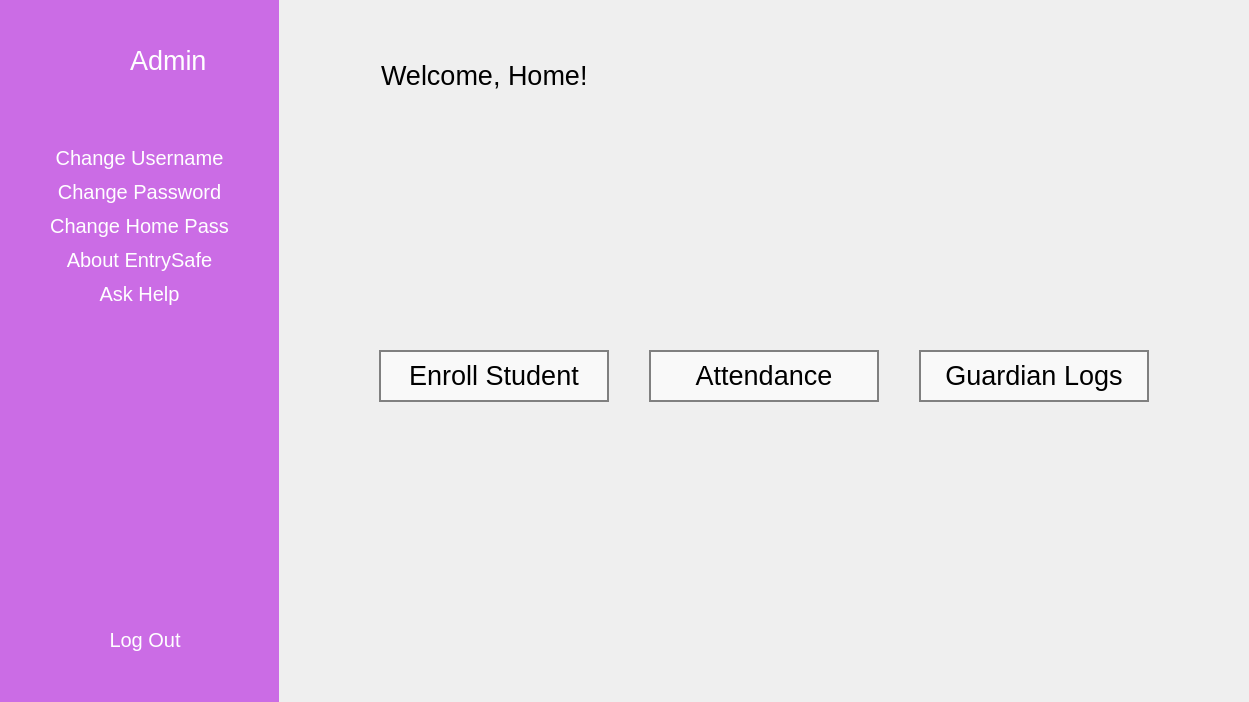
Old version of the form ui/dashboard.ui in the repository alexskh5/ENTRYSAFE.
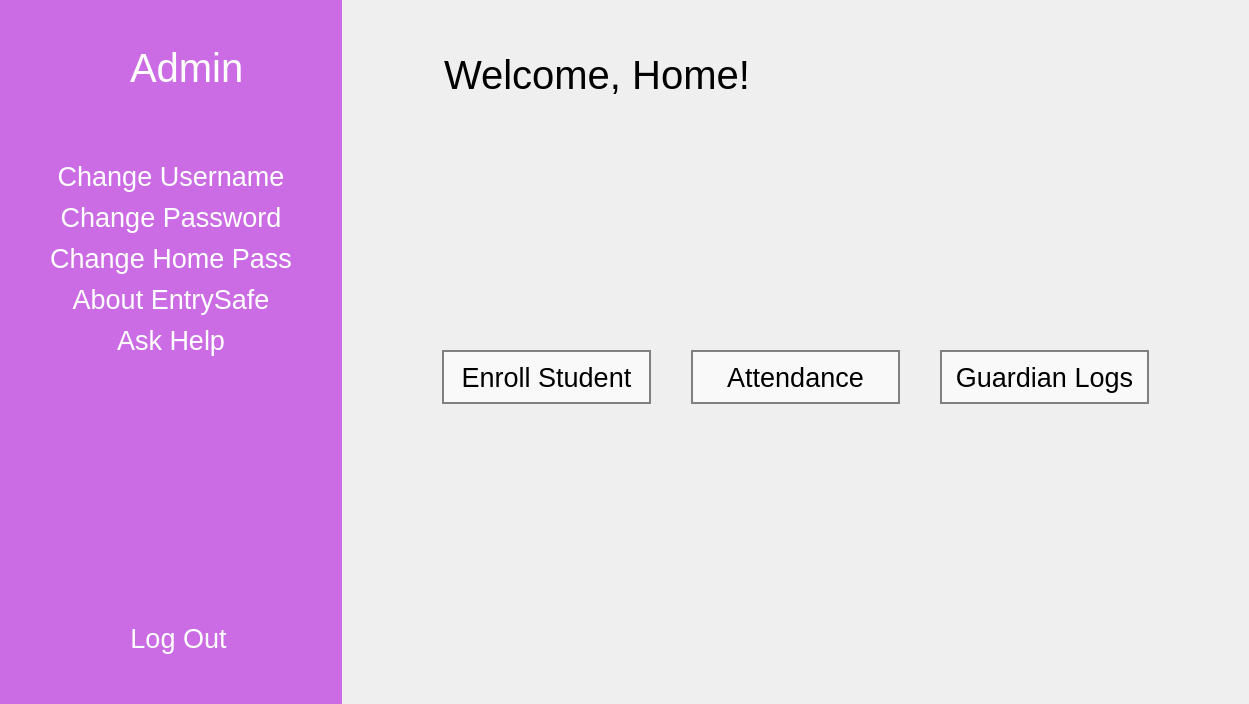
New version of the form. Icons and pictures are not drawn.

What changed in the file:
```diff
--- a/ui/dashboard.ui
+++ b/ui/dashboard.ui
@@ -116,7 +116,7 @@
            <widget class="QLabel" name="adminLabel">
             <property name="font">
              <font>
-              <pointsize>20</pointsize>
+              <pointsize>30</pointsize>
              </font>
             </property>
             <property name="text">
@@ -169,7 +169,7 @@
            <widget class="QPushButton" name="userBtn">
             <property name="font">
              <font>
-              <pointsize>15</pointsize>
+              <pointsize>20</pointsize>
              </font>
             </property>
             <property name="styleSheet">
@@ -197,7 +197,7 @@
            <widget class="QPushButton" name="passBtn">
             <property name="font">
              <font>
-              <pointsize>15</pointsize>
+              <pointsize>20</pointsize>
              </font>
             </property>
             <property name="toolTip">
@@ -228,7 +228,7 @@
            <widget class="QPushButton" name="homePassBtn">
             <property name="font">
              <font>
-              <pointsize>15</pointsize>
+              <pointsize>20</pointsize>
              </font>
             </property>
             <property name="toolTip">
@@ -259,7 +259,7 @@
            <widget class="QPushButton" name="aboutBtn">
             <property name="font">
              <font>
-              <pointsize>15</pointsize>
+              <pointsize>20</pointsize>
              </font>
             </property>
             <property name="toolTip">
@@ -290,7 +290,7 @@
            <widget class="QPushButton" name="askBtn">
             <property name="font">
              <font>
-              <pointsize>15</pointsize>
+              <pointsize>20</pointsize>
              </font>
             </property>
             <property name="styleSheet">
@@ -363,7 +363,7 @@
            <widget class="QPushButton" name="logOutBtn">
             <property name="font">
              <font>
-              <pointsize>15</pointsize>
+              <pointsize>20</pointsize>
              </font>
             </property>
             <property name="toolTip">
@@ -518,7 +518,7 @@
               <widget class="QLabel" name="welcomeLabel">
                <property name="font">
                 <font>
-                 <pointsize>20</pointsize>
+                 <pointsize>30</pointsize>
                 </font>
                </property>
                <property name="text">
@@ -666,6 +666,18 @@
              </property>
              <item>
               <widget class="QPushButton" name="StudentBtn">
+               <property name="minimumSize">
+                <size>
+                 <width>0</width>
+                 <height>50</height>
+                </size>
+               </property>
+               <property name="maximumSize">
+                <size>
+                 <width>16777215</width>
+                 <height>200</height>
+                </size>
+               </property>
                <property name="font">
                 <font>
                  <pointsize>20</pointsize>
@@ -723,6 +735,18 @@
              </property>
              <item>
               <widget class="QPushButton" name="attendanceBtn">
+               <property name="minimumSize">
+                <size>
+                 <width>0</width>
+                 <height>50</height>
+                </size>
+               </property>
+               <property name="maximumSize">
+                <size>
+                 <width>16777215</width>
+                 <height>200</height>
+                </size>
+               </property>
                <property name="font">
                 <font>
                  <pointsize>20</pointsize>
@@ -780,6 +804,18 @@
              </property>
              <item>
               <widget class="QPushButton" name="guardianBtn">
+               <property name="minimumSize">
+                <size>
+                 <width>0</width>
+                 <height>50</height>
+                </size>
+               </property>
+               <property name="maximumSize">
+                <size>
+                 <width>16777215</width>
+                 <height>200</height>
+                </size>
+               </property>
                <property name="font">
                 <font>
                  <pointsize>20</pointsize>
```
